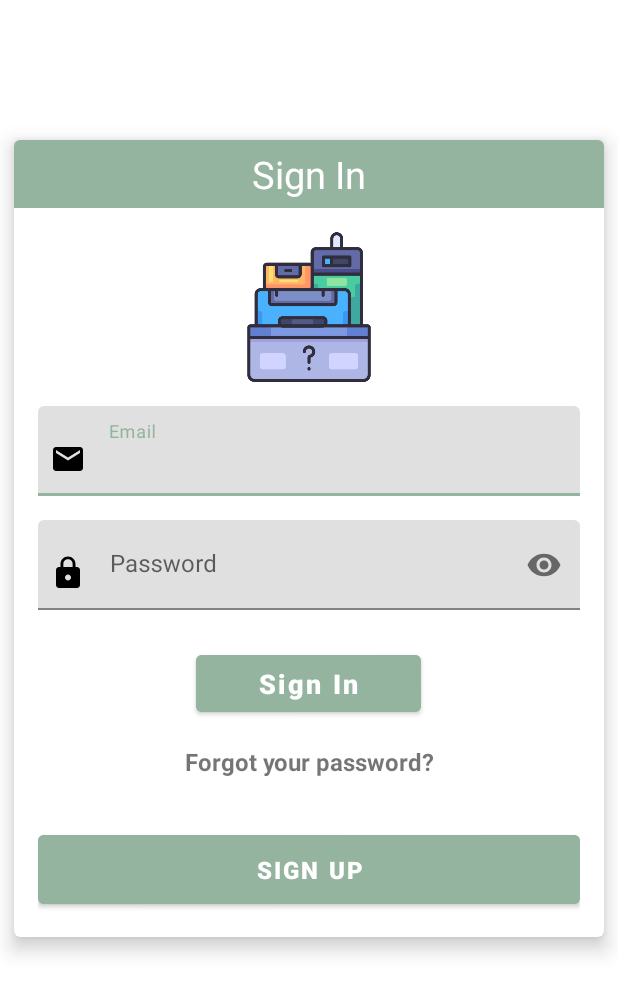
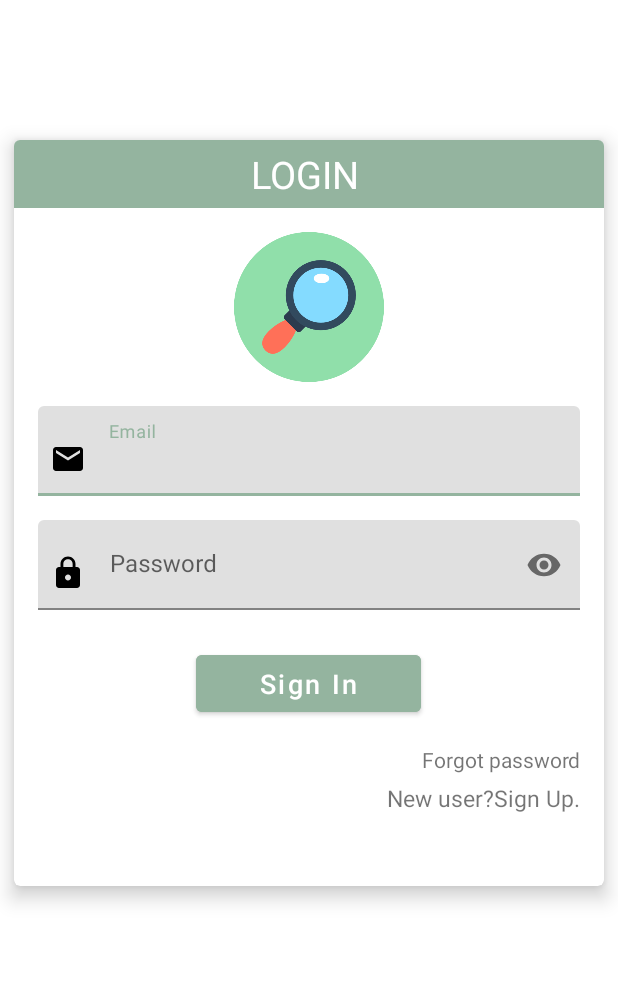
Before and after one commit to heyapriyanshu/LAF_AndroidApp, an Android app: the screen it shows after launch (MainActivity), on a phone screen of 412 x 824 dp. Shown: the top 994 px of the screen. Run offline under Robolectric (Android 15) with nearby library versions, the phone set to English and light mode, and no system bars; our stand-ins replace Firebase (no records; nobody signed in at launch, a user with empty details on screens opened directly).

Commit message:
TODO: Notification, UI changes, Update profile

```diff
--- a/app/src/main/AndroidManifest.xml
+++ b/app/src/main/AndroidManifest.xml
@@ -6,9 +6,9 @@
         android:allowBackup="true"
         android:dataExtractionRules="@xml/data_extraction_rules"
         android:fullBackupContent="@xml/backup_rules"
-        android:icon="@drawable/lost_and_found__1_"
+        android:icon="@drawable/icon"
         android:label="Lost And Found"
-        android:roundIcon="@drawable/lost_and_found__1_"
+        android:roundIcon="@drawable/icon"
         android:supportsRtl="true"
         android:theme="@style/Theme.LostAndFoundAppCS230"
         tools:targetApi="31">
@@ -29,7 +29,7 @@
 
         <meta-data
             android:name="com.google.firebase.messaging.default_notification_icon"
-            android:resource="@drawable/lost_and_found__1_" />
+            android:resource="@drawable/icon" />
         <!--
  Set color used with incoming notification messages. This is used when no color is set for the incoming
              notification message. See README(https://goo.gl/6BKBk7) for more.
--- a/app/src/main/java/com/example/lostandfoundete/MyFirebaseMessagingService.kt
+++ b/app/src/main/java/com/example/lostandfoundete/MyFirebaseMessagingService.kt
@@ -44,7 +44,7 @@ class MyFireBaseMessagingService : FirebaseMessagingService() {
         message = remoteMessage.getData().get("Message").toString()
 
         val notification: Notification = NotificationCompat.Builder(applicationContext, CHANNEL_ID)
-            .setSmallIcon(R.drawable.lost_and_found__1_)
+            .setSmallIcon(R.drawable.icon)
             .setContentTitle(title)
             .setContentText(message)
             .setPriority(NotificationCompat.PRIORITY_HIGH)
--- a/app/src/main/java/com/example/lostandfoundete/activities/HomePageActivity.kt
+++ b/app/src/main/java/com/example/lostandfoundete/activities/HomePageActivity.kt
@@ -18,7 +18,8 @@ class HomePageActivity : AppCompatActivity() {
         super.onCreate(savedInstanceState)
         binding = ActivityHomepageactivityBinding.inflate(layoutInflater)
         setContentView(binding.root)
-//        supportActionBar?.hide() //hide the title bar
+        supportActionBar?.hide() //hide the title bar
+
 
         binding.PostLostCard.setOnClickListener {
             val intent = Intent(this@HomePageActivity, Post_LostActivity::class.java)
--- a/app/src/main/java/com/example/lostandfoundete/activities/Lost/MyLostPostsActivity.kt
+++ b/app/src/main/java/com/example/lostandfoundete/activities/Lost/MyLostPostsActivity.kt
@@ -35,10 +35,12 @@ class MyLostPostsActivity : AppCompatActivity() {
         FoundItemsBtn.setOnClickListener {
             val intent = Intent(this, MyFoundPosts::class.java)
             startActivity(intent)
+            finish()
         }
         HomeBtn.setOnClickListener {
             val intent = Intent(this@MyLostPostsActivity, ProfilePageActivity::class.java)
             startActivity(intent)
+            finish()
         }
 
         recyclerView = findViewById(R.id.recycler_view_my_lost_things)
--- a/app/src/main/java/com/example/lostandfoundete/activities/MainActivity.kt
+++ b/app/src/main/java/com/example/lostandfoundete/activities/MainActivity.kt
@@ -17,7 +17,7 @@ class MainActivity : AppCompatActivity() {
 
     private lateinit var binding: ActivityMainBinding
     private lateinit var firebaseAuth: FirebaseAuth
-    private lateinit var Signup_btn: Button
+    private lateinit var Signup_btn: TextView
     private lateinit var Signin_btn: Button
     private lateinit var ForgotPass: TextView
 
--- a/app/src/main/res/layout/activity_main.xml
+++ b/app/src/main/res/layout/activity_main.xml
@@ -35,7 +35,7 @@
                         android:background="@color/darkest_shade"
                         android:paddingTop="5dp"
                         android:paddingBottom="5dp"
-                        android:text="@string/sign_in"
+                        android:text="LOGIN "
                         android:textAlignment="center"
                         android:textColor="#FFFFFF"
                         android:textSize="25sp"
@@ -55,7 +55,7 @@
                         android:layout_height="100dp"
                         android:baselineAligned="false"
                         android:contentDescription="@string/app_logo"
-                        app:srcCompat="@drawable/lost_and_found__1_">
+                        app:srcCompat="@drawable/icon">
 
                     </ImageView>
 
@@ -120,34 +120,27 @@
                         android:text="@string/sign_in"
                         android:textAllCaps="false"
                         android:textColor="#fff"
-                        android:textSize="18sp"
-                        android:textStyle="bold" />
+                        android:textSize="18sp" />
 
                     <TextView
                         android:id="@+id/forgot_password"
                         android:layout_width="match_parent"
                         android:layout_height="wrap_content"
-                        android:layout_marginBottom="32dp"
-                        android:gravity="center_horizontal"
+                        android:layout_marginBottom="5dp"
+                        android:gravity="right"
                         android:text="@string/forgot_your_password"
-                        android:textAlignment="center"
-                        android:textSize="16sp"
-                        android:textStyle="bold" />
-
-                    <Button
+                        android:textSize="14sp"
+                       />
+                    <TextView
                         android:id="@+id/signup_btn"
                         android:layout_width="match_parent"
-                        android:layout_height="0dp"
-                        android:layout_weight="50"
-                        android:backgroundTint="@color/darkest_shade"
-                        android:gravity="center_horizontal"
-                        android:paddingTop="12dp"
-                        android:paddingBottom="12dp"
+                        android:layout_height="wrap_content"
+                        android:layout_marginBottom="32dp"
+                        android:gravity="right"
                         android:text="@string/sign_up"
-                        android:textAlignment="center"
-                        android:textColor="#fff"
-                        android:textSize="16sp"
-                        android:textStyle="bold" />
+                        android:textSize="15sp"
+                       />
+
 
                 </LinearLayout>
 
--- a/app/src/main/res/layout/activity_splash_screen.xml
+++ b/app/src/main/res/layout/activity_splash_screen.xml
@@ -17,7 +17,7 @@
         app:layout_constraintStart_toStartOf="parent"
         app:layout_constraintTop_toTopOf="parent"
         app:layout_constraintVertical_bias="1.0"
-        app:srcCompat="@drawable/lost_and_found__1_" />
+        app:srcCompat="@drawable/icon" />
 
     <TextView
         android:id="@+id/textView2"
--- a/app/src/main/res/layout/notification.xml
+++ b/app/src/main/res/layout/notification.xml
@@ -14,7 +14,7 @@
             android:layout_marginLeft="10dp"
             android:layout_marginTop="10dp"
             android:layout_height="70dp"
-            android:src="@drawable/lost_and_found__1_"/>
+            android:src="@drawable/icon"/>
 
         <TextView
             android:id="@+id/notification_title"
--- a/app/src/main/res/values/strings.xml
+++ b/app/src/main/res/values/strings.xml
@@ -8,7 +8,7 @@
     <string name="password">Password</string>
     <string name="repeat_password">Repeat Password</string>
     <string name="contact_number">Contact Number</string>
-    <string name="sign_up">Sign Up</string>
+    <string name="sign_up">New user?Sign Up.</string>
     <string name="post_for_n_lost_items">Post for\n Lost Items</string>
     <string name="post_for_n_found_items">Post for\n Found Items</string>
     <string name="check_feed_nof_lost_items">Check Feed \nof Lost Items</string>
@@ -18,7 +18,7 @@
     <string name="hello_blank_fragment">Hello blank fragment</string>
     <string name="sign_in">Sign In</string>
     <string name="app_logo">App Logo</string>
-    <string name="forgot_your_password">Forgot your password?</string>
+    <string name="forgot_your_password">Forgot password</string>
     <string name="post_for_found_item">Post for Found Item</string>
     <string name="phone_number">Phone Number</string>
     <string name="message">Message</string>
```
Also changed, not shown: app/src/main/java/com/example/lostandfoundete/activities/Found/FoundFeedActivity.kt (+7 -7 lines), app/src/main/java/com/example/lostandfoundete/activities/Lost/LostFeedActivity.kt (+13 -9 lines), app/src/main/res/layout/activity_found_feed.xml (+19 -0 lines), app/src/main/res/layout/activity_lost_feed.xml (+20 -2 lines), app/src/main/res/layout/activity_profile_page.xml (+29 -5 lines), app/src/main/res/drawable/icon.png (added), app/src/main/res/drawable/lost_and_found__1_.png (deleted).
